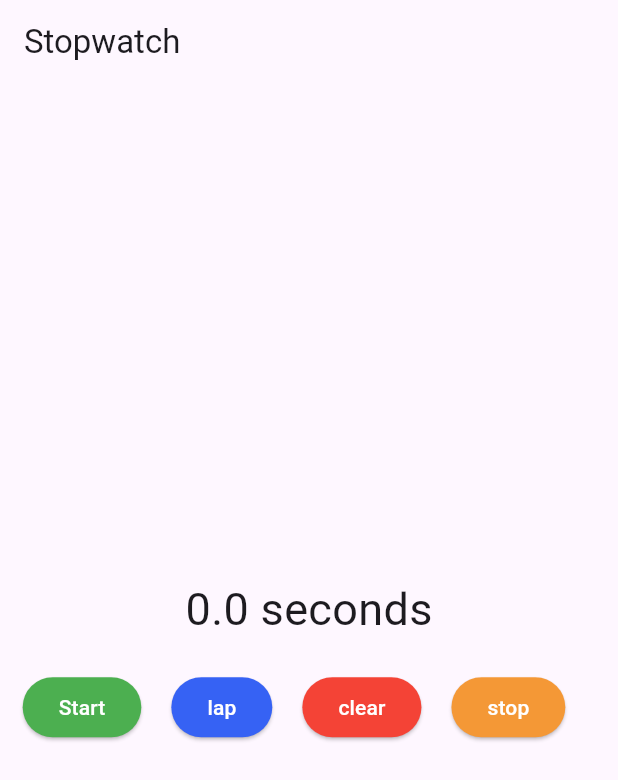
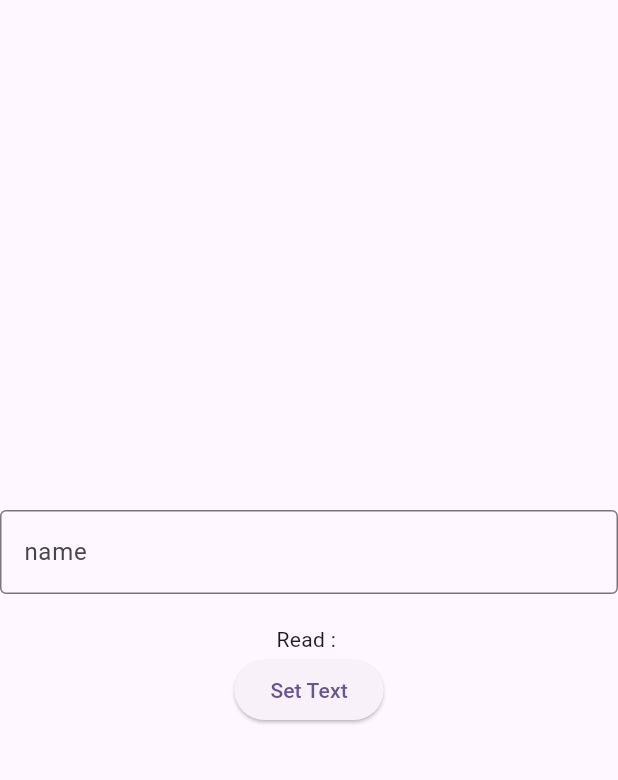
Before and after one commit to virajvaja25/flutter_practicals, a Flutter app: the screen it shows after launch, on a phone screen of 412 x 824 dp. Shown: the top 780 px of the screen. Run offline on Flutter 3.47's test engine with Material 3 defaults, Android fonts, the phone set to English and light mode, and no system bars.

Commit message:
new program

```diff
--- /dev/null
+++ b/lib/inputcontroller/inputexcontroller.dart
@@ -0,0 +1,53 @@
+import 'package:flutter/material.dart';
+
+
+class ControlInput extends StatefulWidget {
+  const ControlInput({super.key});
+
+  @override
+  State<ControlInput> createState() => _ControlInputState();
+}
+
+class _ControlInputState extends State<ControlInput> {
+  final textcontroller = TextEditingController();
+
+  @override
+  void dispose() {
+    textcontroller.dispose();
+    super.dispose();
+  }
+
+  void setTextValue(String abc) {
+    setState(() {
+      textcontroller.text = abc;
+    });
+  }
+
+  @override
+  Widget build(BuildContext context) {
+    return Scaffold(
+      body: Center(
+        child: Column(
+          mainAxisAlignment: MainAxisAlignment.center,
+          crossAxisAlignment: CrossAxisAlignment.center,
+          children: [
+            TextField(
+              controller: textcontroller,
+              decoration: const InputDecoration(
+                labelText: 'name',
+                border: OutlineInputBorder(),
+              ),
+              onChanged: (_) => setState(() {}),
+            ),
+            SizedBox(height: 20),
+            Text('Read : ${textcontroller.text}'),
+            ElevatedButton(
+              onPressed: ()=> setTextValue(textcontroller.text),
+              child: const Text('Set Text'),
+            ),
+          ],
+        ),
+      ),
+    );
+  }
+}
--- a/lib/main.dart
+++ b/lib/main.dart
@@ -1,18 +1,26 @@
-import 'package:flutter_practicals/stopwatch/stopwatch.dart' show StopwatchExample;
 import 'package:flutter/material.dart';
+import 'package:flutter_practicals/login.dart';
+import 'package:flutter_practicals/stopwatch/stopwatch.dart';
+import 'package:flutter_practicals/inputcontroller/inputexcontroller.dart';
 
 void main() {
-  runApp(const StopwatchRun());
+  runApp(const StopWatchRun());
 }
 
-class StopwatchRun extends StatelessWidget {
-  const StopwatchRun({super.key});
+class StopWatchRun extends StatelessWidget {
+  const StopWatchRun({super.key});
 
   @override
   Widget build(BuildContext context) {
-    return const MaterialApp(
+    return MaterialApp(
+      title: 'Flutter Demo',
       debugShowCheckedModeBanner: false,
-      home: StopwatchExample(),
+      theme: ThemeData(colorScheme: .fromSeed(seedColor: Colors.deepPurple)),
+      home: ControlInput(),
     );
   }
+
+
+
+
 }
--- a/lib/stopwatch/stopwatch.dart
+++ b/lib/stopwatch/stopwatch.dart
@@ -2,7 +2,10 @@ import 'package:flutter/material.dart';
 import 'dart:async';
 
 class StopwatchExample extends StatefulWidget {
-  const StopwatchExample({super.key});
+
+  final String name;
+  final String email;
+  const StopwatchExample({super.key,required this.name,required this.email});
 
   @override
   State<StopwatchExample> createState() => StopwatchExampleState();
@@ -10,46 +13,42 @@ class StopwatchExample extends StatefulWidget {
 
 class StopwatchExampleState extends State<StopwatchExample> {
   int milliseconds = 0;
-  final laps= <int>[];
   late Timer timer;
   bool isRunning = false;
+  final laps = <int>[];
 
   void _lap(){
     setState(() {
       laps.add(milliseconds);
-      milliseconds=0;
+      milliseconds = 0;
     });
+    print(laps);
   }
   void _clear(){
     setState(() {
       laps.clear();
-      milliseconds=0;
+      milliseconds = 0;
     });
   }
 
   Widget _buildCounter(BuildContext context){
     return Container(
       color: Theme.of(context).primaryColor,
-      child: Column(mainAxisAlignment: MainAxisAlignment.center,
+      child: Column(
+        mainAxisAlignment: MainAxisAlignment.center,
         children: [
-          Text(
-          'Lap ${laps.length + 1}',
-          style: Theme.of(context)
-            .textTheme
-            .headlineSmall!
-            .copyWith(color: Colors.white),
 
-            ),
-          Text(
-            _millisToSecond(milliseconds),
-            style: Theme.of(context)
-            .textTheme
-            .bodyMedium!
-            .copyWith(color:Colors.white),
-          )
-        ]));
+          Text('Lap ${laps.length + 1}',style: Theme.of(context).textTheme.headlineSmall!.copyWith(color: Colors.white)),
+          Text(_millisToSecond(milliseconds),
+              style: Theme.of(context)
+                  .textTheme
+                  .bodyMedium!
+                  .copyWith(color: Colors.white)),
+        ],
+      ),
+
+    );
   }
-
 
   @override
   void initState() {
@@ -86,17 +85,6 @@ class StopwatchExampleState extends State<StopwatchExample> {
     });
   }
 
-  // void _pauseTimer(){
-  //   setState(() {
-  //     isRunning = false;
-  //   });
-  // }
-  //
-  // void _resumeTimer() {
-  //   setState(() {
-  //     isRunning = true;
-  //   });
-  // }
 
   String _millisToSecond(millis) {
     final seconds = (millis / 1000);
@@ -107,7 +95,7 @@ class StopwatchExampleState extends State<StopwatchExample> {
   Widget build(BuildContext context) {
     return Scaffold(
         appBar: AppBar(
-          title: const Text('Stopwatch'),
+          title:  Text(widget.name),
         ),
         body: Column(
           mainAxisAlignment: MainAxisAlignment.center,
@@ -132,36 +120,34 @@ class StopwatchExampleState extends State<StopwatchExample> {
                 const SizedBox(width: 20),
 
                 ElevatedButton(
-                  onPressed: _lap,
+                  onPressed:  _lap,
                   style: ButtonStyle(
                     backgroundColor: WidgetStateProperty.all<Color>(const Color.fromARGB(255, 54, 98, 244)),
                     foregroundColor: WidgetStateProperty.all<Color>(Colors.white),
                   ),
-                  child: const Text('lap'),
+                  child: const Text('Lap'),
                 ),
                 const SizedBox(width: 20),
 
                 ElevatedButton(
                   onPressed: _clear,
                   style: ButtonStyle(
-                    backgroundColor: WidgetStateProperty.all<Color>(Colors.red),
+                    backgroundColor: WidgetStateProperty.all<Color>(const Color.fromARGB(255, 244, 152, 54)),
                     foregroundColor: WidgetStateProperty.all<Color>(Colors.white),
                   ),
-                  child: const Text('clear'),
+                  child: const Text('Clear'),
                 ),
                 const SizedBox(width: 20),
 
                 ElevatedButton(
-                  onPressed: _stopTimer ,
+                  onPressed: _stopTimer,
                   style: ButtonStyle(
-                    backgroundColor: WidgetStateProperty.all<Color>(const Color.fromARGB(255, 244, 152, 54)),
+                    backgroundColor: WidgetStateProperty.all<Color>(Colors.red),
                     foregroundColor: WidgetStateProperty.all<Color>(Colors.white),
                   ),
-                  child: const Text('stop'),
+                  child: const Text('Stop'),
                 ),
                 const SizedBox(width: 20),
-
-
               ],
             ),
           ],)
```
Also changed, not shown: lib/login.dart (added, +107 -0 lines), lib/registration.dart (deleted, +0 -151 lines), 1 other file.
